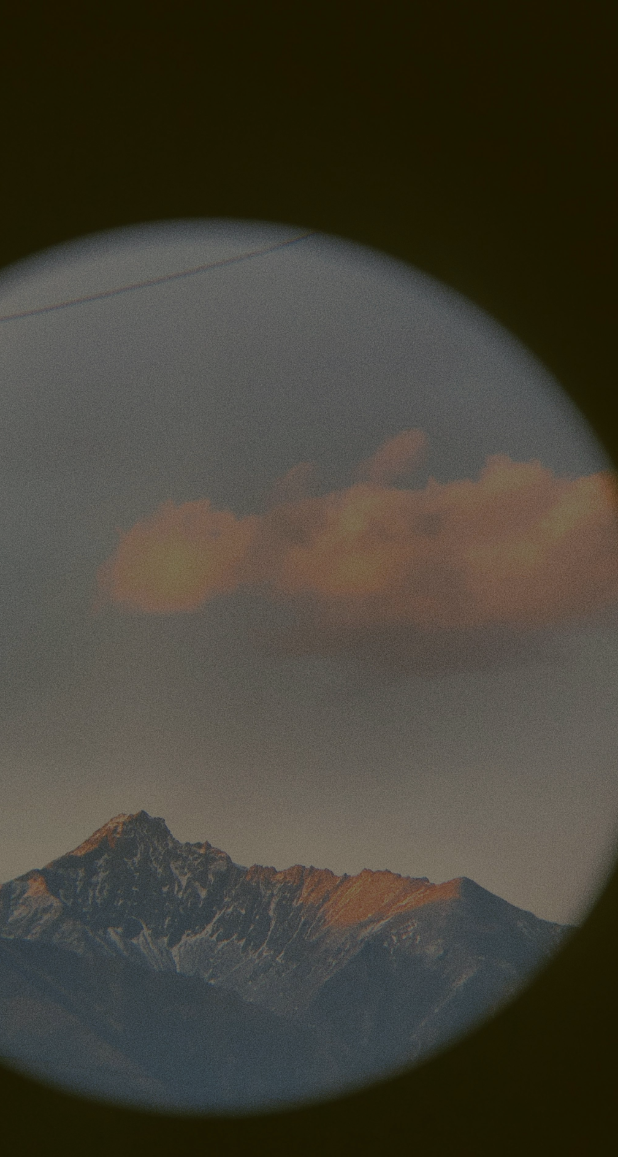
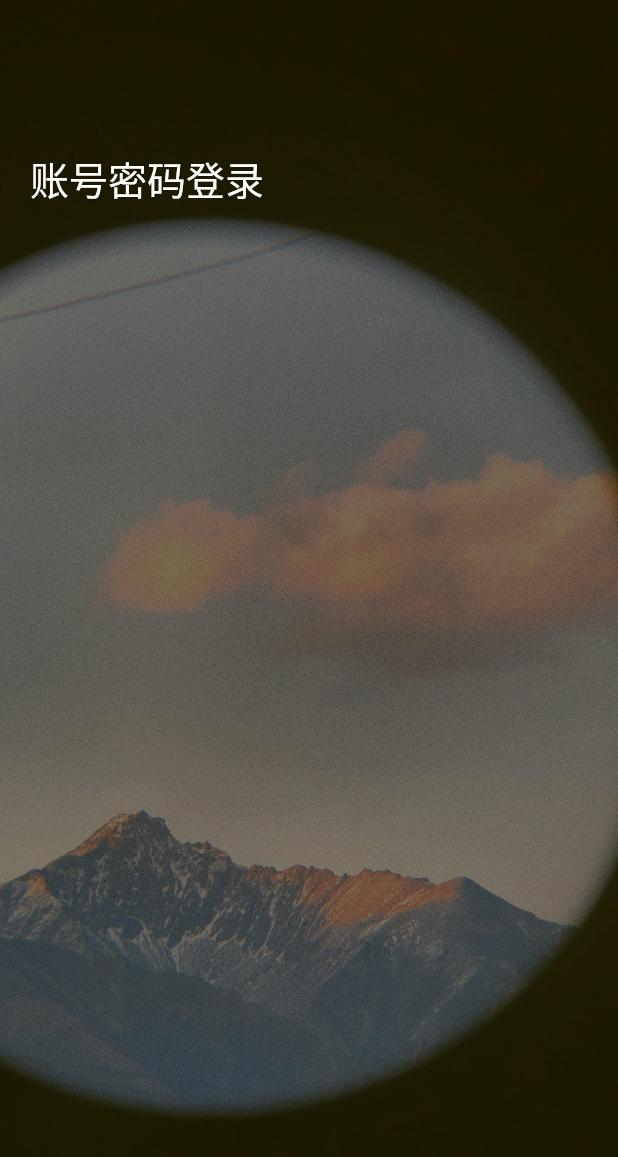
Before and after one commit to Bruce-CodeMan/trip, a Flutter app: the screen it shows after launch, on a phone screen of 412 x 824 dp. Shown: the top 1157 px of the screen. Run offline on Flutter 3.47's test engine with Material 2 defaults, Android fonts, the phone set to English and light mode, and no system bars; our stand-ins replace flutter_dotenv.

```diff
--- a/lib/pages/login_page.dart
+++ b/lib/pages/login_page.dart
@@ -1,5 +1,4 @@
 import 'package:flutter/material.dart';
-import 'package:flutter_dotenv/flutter_dotenv.dart';
 
 // 登录界面
 class LoginPage extends StatefulWidget {
@@ -10,18 +9,17 @@ class LoginPage extends StatefulWidget {
 }
 
 class _LoginPageState extends State<LoginPage> {
-  String name = dotenv.get("NAME", fallback: "");
 
   String? username;
   String? password;
 
   @override
   Widget build(BuildContext context) {
-    print("name: $name");
     return Scaffold(
       body: Stack(
         children: [
-          ..._background()
+          ..._background(),
+          _content()
         ],
       )
     );
@@ -35,5 +33,18 @@ class _LoginPageState extends State<LoginPage> {
     ];
   }
 
-
+  _content() {
+    return Positioned.fill(
+      left: 20,
+      right: 20,
+      // 适配小屏幕手机可以支持滚动
+      child: ListView(
+        children: const [
+          SizedBox(height: 100, width: 1,),
+          Text("账号密码登录", style: TextStyle(fontSize: 26, color: Colors.white),),
+          SizedBox(height: 40,)
+        ],
+      ),
+    );
+  }
 }
```
Also changed, not shown: lib/widgets/input_widget.dart (added, +74 -0 lines).
